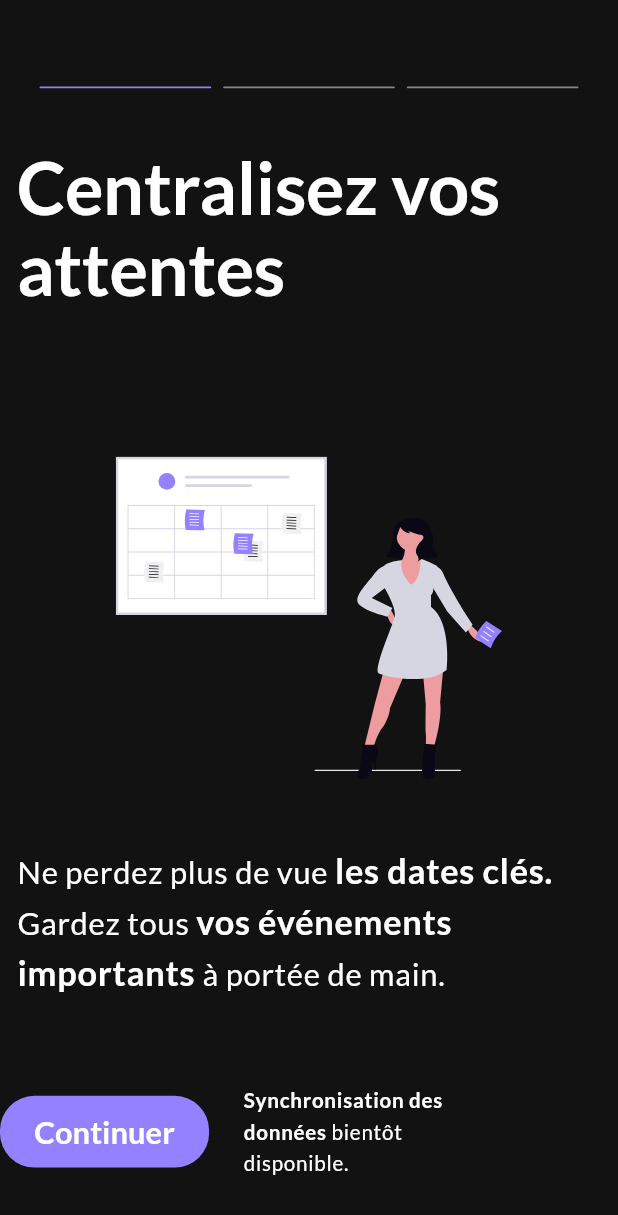
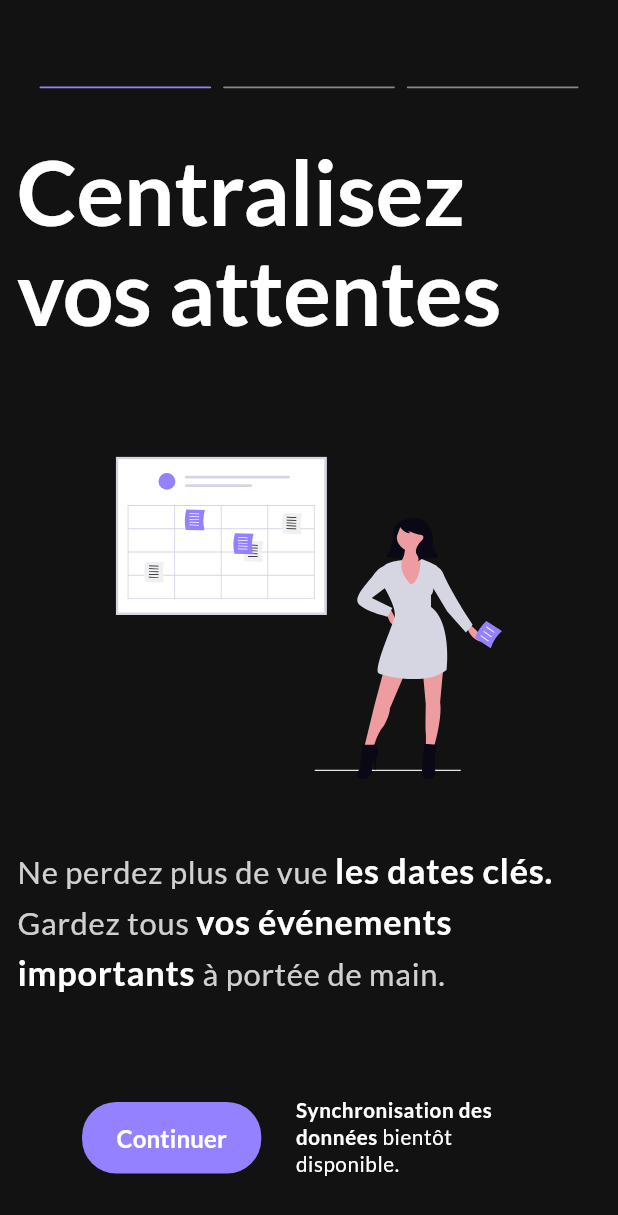
Before and after one commit to thatsdaxdeveloper/daxskills-myapp-kairos, a Flutter app: the screen it shows after launch, on a phone screen of 412 x 824 dp. Shown: the top 1215 px of the screen. Run offline on Flutter 3.47's test engine with Material 3 defaults, Android fonts, the phone set to English and light mode, and no system bars; drawn by our look-alikes of smooth_page_indicator; our stand-ins replace flutter_screenutil, flutter_svg, google_fonts.

Commit message:
style: Amélioration de l'UI et de l'UX de l'onboarding
Ce commit apporte plusieurs améliorations visuelles et d'expérience utilisateur à la page d'onboarding :

- **Page d'Onboarding (`onboarding_page.dart`)** :
    - Amélioration de la lisibilité du texte descriptif en ajustant l'opacité de la couleur (`ThemeApp.trueWhite.withValues(alpha: 0.8)`).
    - Modification de la typographie du message "Synchronisation des données bientôt disponible" pour utiliser `Theme.of(context).textTheme.bodySmall` avec une couleur blanche et une police en gras pour une meilleure distinction.
    - Centrage du `Row` contenant le bouton "Continuer" et le message de synchronisation.
    - Suppression de la variable inutilisée `_numPages`.
    - Renommage de la variable `_pages` en `pages` pour suivre les conventions Dart.

- **Thème de l'application (`theme_app.dart`)** :
    - Augmentation de la taille de la police pour `displayLarge` de `42.sp` à `52.sp` pour un impact visuel plus fort.

- **Bouton Principal (`my_primary_button.dart`)** :
    - Ajustement du style du texte du bouton pour utiliser `Theme.of(context).textTheme.titleSmall` avec une police en gras, améliorant la clarté et l'importance du bouton.

- **Utilitaire SVG (`svg_util.dart`)** :
    - Suppression d'une ligne vide superflue au début du fichier.

```diff
--- a/proto_kairos/lib/views/pages/onboarding_page.dart
+++ b/proto_kairos/lib/views/pages/onboarding_page.dart
@@ -1,6 +1,7 @@
 import 'package:flutter/material.dart';
 import 'package:flutter_screenutil/flutter_screenutil.dart';
 import 'package:proto_kairos/models/data/generated/assets.dart';
+import 'package:proto_kairos/views/themes/theme_app.dart';
 import 'package:proto_kairos/views/utils/svg_util.dart';
 import 'package:proto_kairos/views/widgets/my_primary_button.dart';
 import 'package:smooth_page_indicator/smooth_page_indicator.dart';
@@ -9,17 +10,16 @@ class OnboardingPage extends StatelessWidget {
   OnboardingPage({super.key});
 
   final PageController _pageController = PageController();
-  final int _numPages = 3; // Nombre total de pages d'onboarding
 
   @override
   Widget build(BuildContext context) {
-    final List<Widget> _pages = [
+    final List<Widget> pages = [
       _onboardingContent(
         context: context,
         title: "Centralisez vos attentes",
         description: [
           TextSpan(
-            style: Theme.of(context).textTheme.bodyLarge!.copyWith(fontSize: 18.sp),
+            style: Theme.of(context).textTheme.bodyLarge!.copyWith(fontSize: 18.sp, color: ThemeApp.trueWhite.withValues(alpha: 0.8)),
             text: "Ne perdez plus de vue ",
             children: [
               TextSpan(
@@ -27,7 +27,7 @@ class OnboardingPage extends StatelessWidget {
                 text: "les dates clés.",
               ),
               TextSpan(
-                style: Theme.of(context).textTheme.bodyLarge!.copyWith(fontSize: 18.sp),
+                style: Theme.of(context).textTheme.bodyLarge!.copyWith(fontSize: 18.sp, color: ThemeApp.trueWhite.withValues(alpha: 0.8)),
                 text: " Gardez tous ",
               ),
               TextSpan(
@@ -35,7 +35,7 @@ class OnboardingPage extends StatelessWidget {
                 text: "vos événements importants ",
               ),
               TextSpan(
-                style: Theme.of(context).textTheme.bodyLarge!.copyWith(fontSize: 18.sp),
+                style: Theme.of(context).textTheme.bodyLarge!.copyWith(fontSize: 18.sp, color: ThemeApp.trueWhite.withValues(alpha: 0.8)),
                 text: "à portée de main.",
               ),
             ],
@@ -52,7 +52,7 @@ class OnboardingPage extends StatelessWidget {
             text: "Visualisez le temps restant ",
             children: [
               TextSpan(
-                style: Theme.of(context).textTheme.bodyLarge!.copyWith(fontSize: 18.sp),
+                style: Theme.of(context).textTheme.bodyLarge!.copyWith(fontSize: 18.sp, color: ThemeApp.trueWhite.withValues(alpha: 0.8)),
                 text: "précisément, ",
               ),
               TextSpan(
@@ -60,7 +60,7 @@ class OnboardingPage extends StatelessWidget {
                 text: "jusqu'à la seconde",
               ),
               TextSpan(
-                style: Theme.of(context).textTheme.bodyLarge!.copyWith(fontSize: 18.sp),
+                style: Theme.of(context).textTheme.bodyLarge!.copyWith(fontSize: 18.sp, color: ThemeApp.trueWhite.withValues(alpha: 0.8)),
                 text: ", pour ",
               ),
               TextSpan(
@@ -68,7 +68,7 @@ class OnboardingPage extends StatelessWidget {
                 text: "chaque objectif",
               ),
               TextSpan(
-                style: Theme.of(context).textTheme.bodyLarge!.copyWith(fontSize: 18.sp),
+                style: Theme.of(context).textTheme.bodyLarge!.copyWith(fontSize: 18.sp, color: ThemeApp.trueWhite.withValues(alpha: 0.8)),
                 text: ".",
               ),
             ],
@@ -85,7 +85,7 @@ class OnboardingPage extends StatelessWidget {
             text: "Concentrez-vous sur l'essentiel ",
             children: [
               TextSpan(
-                style: Theme.of(context).textTheme.bodyLarge!.copyWith(fontSize: 18.sp),
+                style: Theme.of(context).textTheme.bodyLarge!.copyWith(fontSize: 18.sp, color: ThemeApp.trueWhite.withValues(alpha: 0.8)),
                 text: "en laissant ",
               ),
               TextSpan(
@@ -93,7 +93,7 @@ class OnboardingPage extends StatelessWidget {
                 text: "Kairos ",
               ),
               TextSpan(
-                style: Theme.of(context).textTheme.bodyLarge!.copyWith(fontSize: 18.sp),
+                style: Theme.of(context).textTheme.bodyLarge!.copyWith(fontSize: 18.sp, color: ThemeApp.trueWhite.withValues(alpha: 0.8)),
                 text: "le compte à rebours.",
               ),
             ],
@@ -114,8 +114,8 @@ class OnboardingPage extends StatelessWidget {
 
           PageView.builder(
             controller: _pageController,
-            itemCount: _pages.length,
-            itemBuilder: (context, index) => _pages[index],
+            itemCount: pages.length,
+            itemBuilder: (context, index) => pages[index],
             onPageChanged: (index) {
             },
           ),
@@ -124,6 +124,7 @@ class OnboardingPage extends StatelessWidget {
           Align(
             alignment: Alignment(0, 0.9),
             child: Row(
+              mainAxisAlignment: MainAxisAlignment.center,
               children: [
                 // Bouton de navigation
                 MyPrimaryButton(text: "Continuer",),
@@ -132,11 +133,11 @@ class OnboardingPage extends StatelessWidget {
                 SizedBox(
                   width: 140.w,
                   child: RichText(text: TextSpan(
-                      style: Theme.of(context).textTheme.bodyLarge!.copyWith(fontSize: 12.sp, fontWeight: FontWeight.bold),
+                      style: Theme.of(context).textTheme.bodySmall!.copyWith(fontSize: 12.sp, color: ThemeApp.trueWhite, fontWeight: FontWeight.bold),
                     text: "Synchronisation des données ",
                       children: [
                         TextSpan(
-                            style: Theme.of(context).textTheme.bodyLarge!.copyWith(fontSize: 12.sp),
+                            style: Theme.of(context).textTheme.bodySmall!.copyWith(fontSize: 12.sp, color: ThemeApp.trueWhite),
                           text: "bientôt disponible."
                         )
                   ])),
--- a/proto_kairos/lib/views/themes/theme_app.dart
+++ b/proto_kairos/lib/views/themes/theme_app.dart
@@ -19,7 +19,7 @@ class ThemeApp {
   static TextTheme _textTheme() {
     return TextTheme(
       // Displays - Pour splash screens, onboarding
-      displayLarge: GoogleFonts.lato(fontSize: 42.sp, fontWeight: FontWeight.w700, color: trueWhite),
+      displayLarge: GoogleFonts.lato(fontSize: 52.sp, fontWeight: FontWeight.w700, color: trueWhite),
       displayMedium: GoogleFonts.lato(fontSize: 28.sp, fontWeight: FontWeight.w600, color: trueWhite),
       displaySmall: GoogleFonts.lato(fontSize: 24.sp, fontWeight: FontWeight.w600, color: trueWhite),
 
--- a/proto_kairos/lib/views/utils/svg_util.dart
+++ b/proto_kairos/lib/views/utils/svg_util.dart
@@ -1,4 +1,3 @@
-
 import 'package:flutter/material.dart';
 import 'package:flutter_screenutil/flutter_screenutil.dart';
 import 'package:flutter_svg/flutter_svg.dart';
--- a/proto_kairos/lib/views/widgets/my_primary_button.dart
+++ b/proto_kairos/lib/views/widgets/my_primary_button.dart
@@ -16,7 +16,7 @@ class MyPrimaryButton extends StatelessWidget {
           borderRadius: BorderRadius.circular(20.r),
         ),
         child: Center(
-          child: Text(text, style: Theme.of(context).textTheme.titleLarge),
+          child: Text(text, style: Theme.of(context).textTheme.titleSmall!.copyWith(fontWeight: FontWeight.bold)),
         ),
       ),
     );
```
